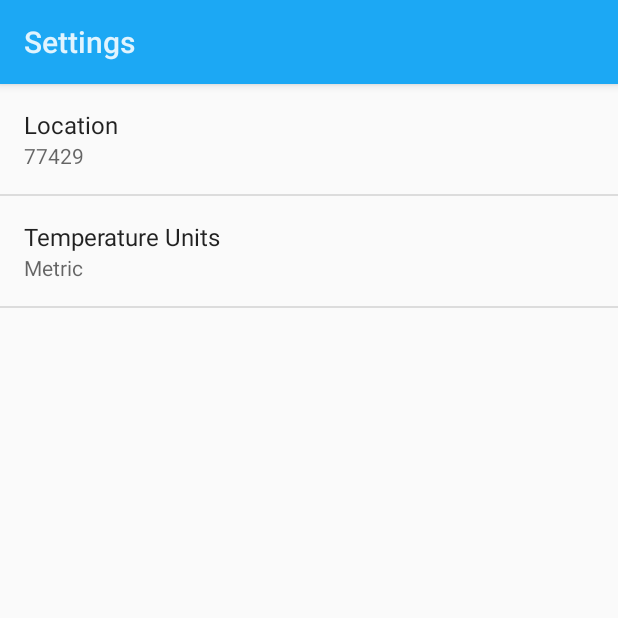
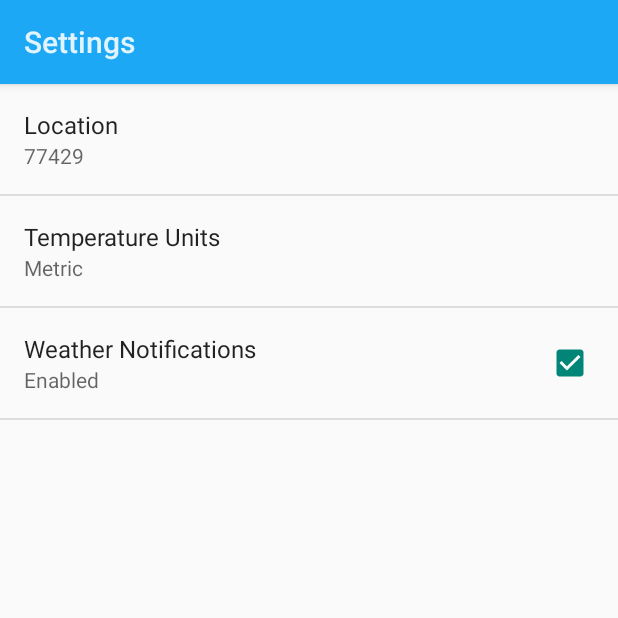
Before and after one commit to jainkamini/Sunshine, an Android app: the SettingsActivity screen opened directly, with no data from a screen before it, on a phone screen of 412 x 824 dp, the top half of it. Run offline under Robolectric (Android 15) with nearby library versions, the phone set to English and light mode, and no system bars.

```diff
--- a/app/src/main/res/values/strings.xml
+++ b/app/src/main/res/values/strings.xml
@@ -7,6 +7,13 @@
     <string name="title_activity_detail">Details</string>
     <string name="action_share">Share</string>
 
+    <!-- Strings related to Notification Enabled preference -->
+    <string name="pref_enable_notifications_key" translatable="false">enable_notifications</string>
+    <string name="pref_enable_notifications_label">Weather Notifications</string>
+
+    <string name="pref_enable_notifications_true">Enabled</string>
+    <string name="pref_enable_notifications_false">Not Enabled</string>
+    <string name="pref_enable_notifications_default" translatable="false">true</string>
     <!-- Date label when displaying today's weather forecast [CHAR LIMIT=20] -->
     <string name="today">Today</string>
 
--- a/app/src/main/res/xml/pref_general.xml
+++ b/app/src/main/res/xml/pref_general.xml
@@ -15,5 +15,11 @@
         android:defaultValue="@string/pref_units_metric"
         android:entryValues="@array/pref_units_values"
         android:entries="@array/pref_units_options" />
+    <CheckBoxPreference
+        android:title="@string/pref_enable_notifications_label"
+        android:key="@string/pref_enable_notifications_key"
+        android:summaryOff="@string/pref_enable_notifications_false"
+        android:summaryOn="@string/pref_enable_notifications_true"
+        android:defaultValue="@string/pref_enable_notifications_default" />
 
 </PreferenceScreen>
```
Also changed, not shown: app/src/main/java/com/example/android/sunshine/app/sync/SunshineSyncAdapter.java (+18 -3 lines).
